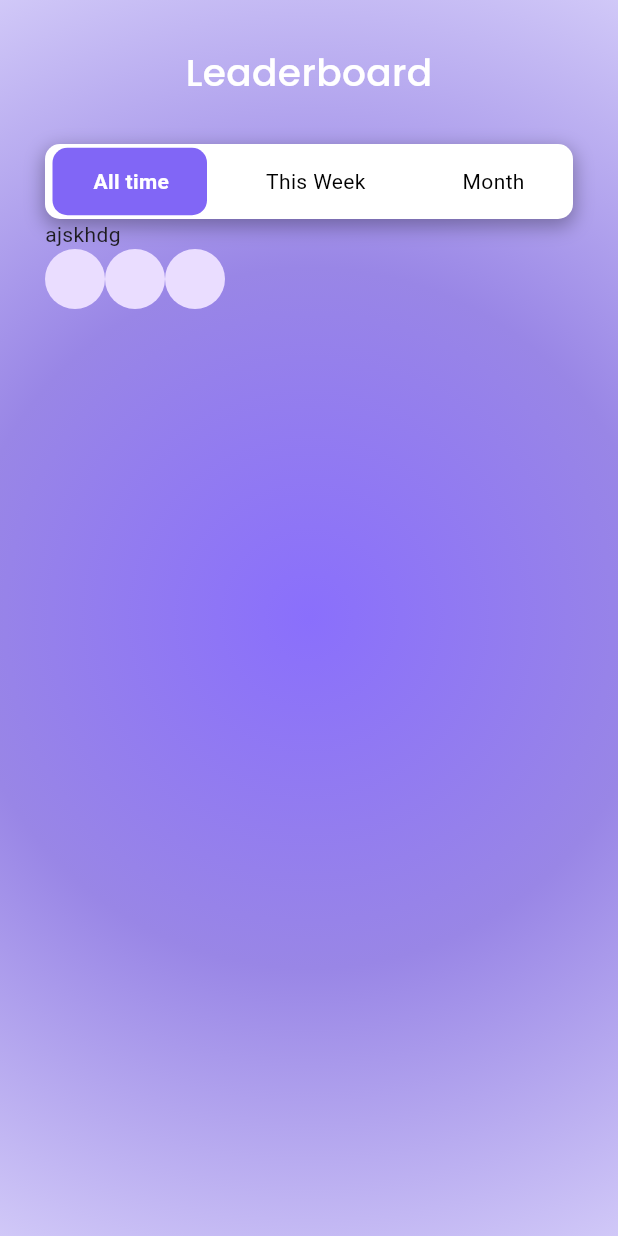
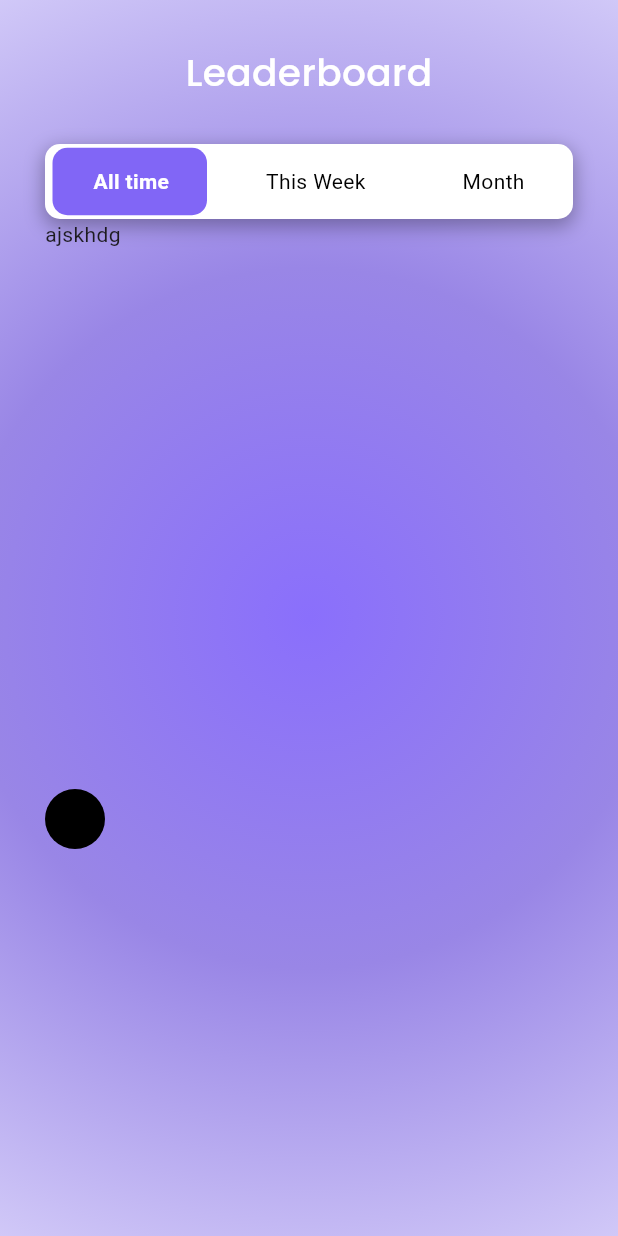
Before and after one commit to Faqihasyari/animated, a Flutter app: the LeaderboardView screen opened by its route, on a phone screen of 412 x 824 dp. Run offline on Flutter 3.47's test engine with Material 3 defaults, Android fonts, the phone set to English and light mode, and no system bars; our stand-ins replace get, google_fonts, material_design_icons_flutter, shared_preferences; accounts and stored records are empty; network calls fail.

Commit message:
add bullet

```diff
--- a/lib/app/modules/leaderboard/views/leaderboard_views.dart
+++ b/lib/app/modules/leaderboard/views/leaderboard_views.dart
@@ -96,23 +96,15 @@ class LeaderboardView extends GetView<LeaderboardController> {
               Text('ajskhdg'),
               Row(
                 children: [
-                  Column(
-                    children: [
-                      CircleAvatar(),
-                    ],
+                  SizedBox(
+                    height: 400,
+                    child: Column(
+                      mainAxisAlignment: MainAxisAlignment.end,
+                      children: [CircleAvatar(backgroundColor: Colors.black)],
+                    ),
                   ),
-                  Column(
-                    children: [
-                      CircleAvatar(),
-                    ],
-                  ),
-                  Column(
-                    children: [
-                      CircleAvatar(),
-                    ],
-                  )
                 ],
-              )
+              ),
             ],
           ),
         ),
```
